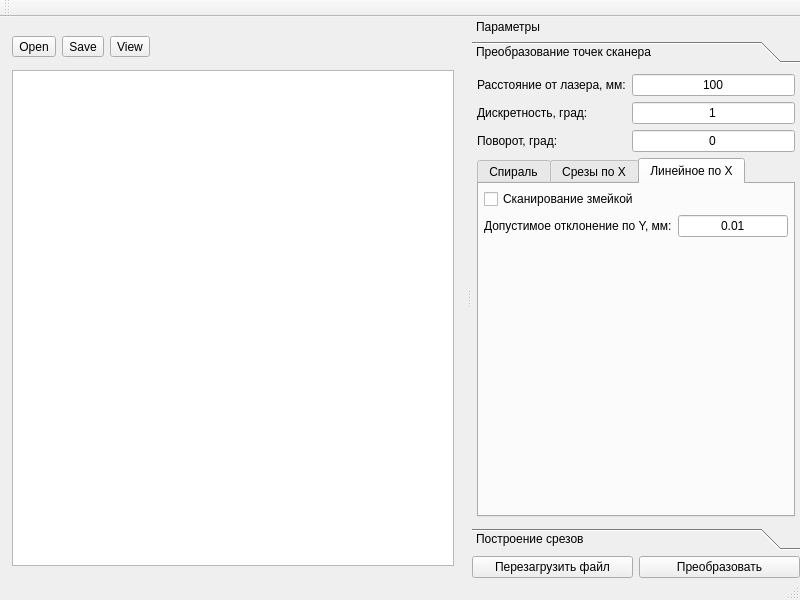
Qt form app/Scan2Slice/gui/mainwindow.ui (ApplicationsForge/Scan2Slice) before a commit.
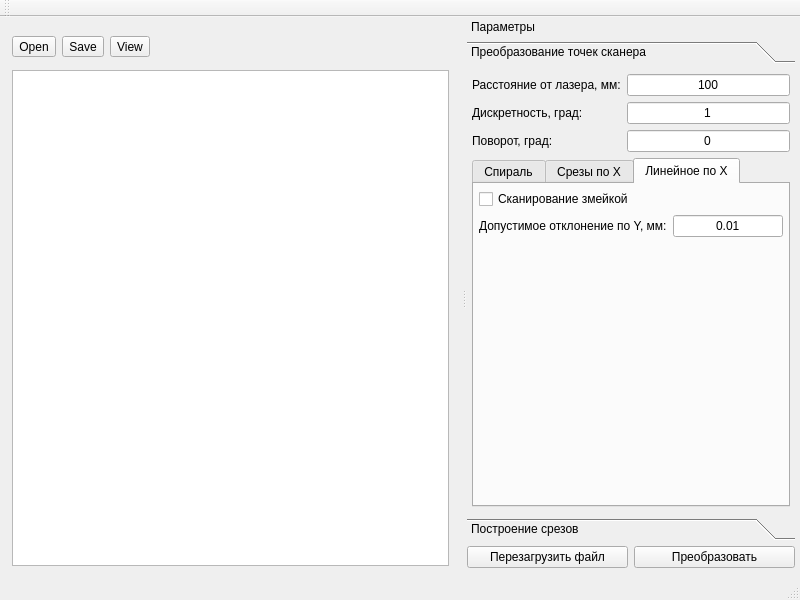
The same form after that commit. Icons and pictures are not drawn.

Commit message: правки ui

Diff of the .ui file:
```diff
--- a/app/Scan2Slice/gui/mainwindow.ui
+++ b/app/Scan2Slice/gui/mainwindow.ui
@@ -198,7 +198,7 @@
    <widget class="QWidget" name="dockWidgetContents">
     <layout class="QVBoxLayout" name="verticalLayout">
      <property name="spacing">
-      <number>-1</number>
+      <number>6</number>
      </property>
      <property name="leftMargin">
       <number>0</number>
@@ -207,10 +207,10 @@
       <number>5</number>
      </property>
      <property name="rightMargin">
-      <number>0</number>
+      <number>5</number>
      </property>
      <property name="bottomMargin">
-      <number>0</number>
+      <number>10</number>
      </property>
      <item>
       <widget class="QToolBox" name="actionTypeToolBox">
@@ -222,8 +222,8 @@
          <rect>
           <x>0</x>
           <y>0</y>
-          <width>424</width>
-          <height>393</height>
+          <width>336</width>
+          <height>418</height>
          </rect>
         </property>
         <attribute name="label">
@@ -231,7 +231,7 @@
         </attribute>
         <layout class="QVBoxLayout" name="verticalLayout_2">
          <property name="spacing">
-          <number>-1</number>
+          <number>6</number>
          </property>
          <property name="leftMargin">
           <number>5</number>
```
Left out of the diff: 6 changed lines with no effect on the pictures.
